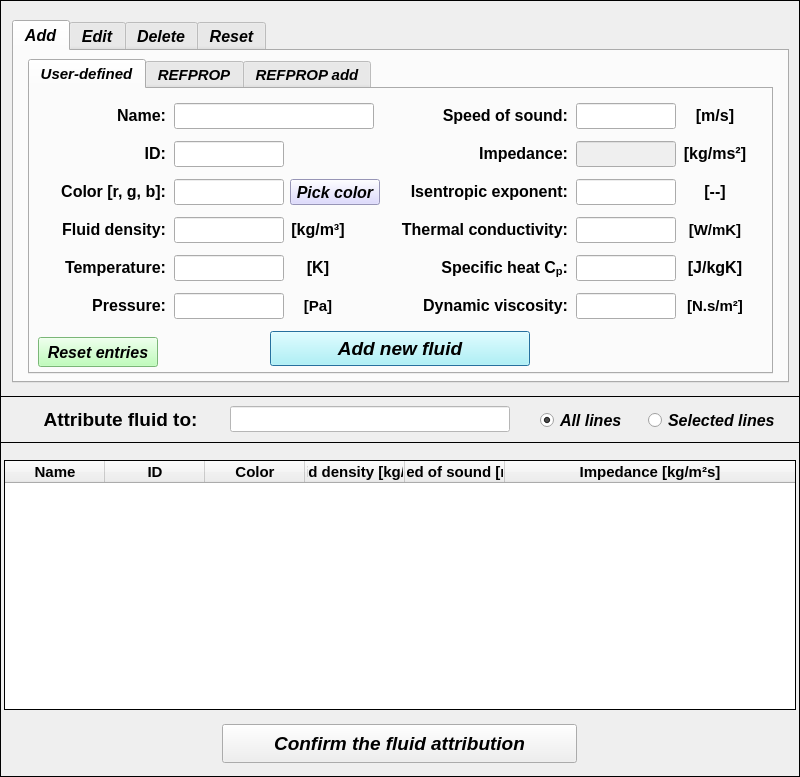
The window that data/user_input/ui/Model/Setup/Acoustic/fluidlnput.ui (open-pulse/OpenPulse) describes before a commit, drawn with Qt 5.
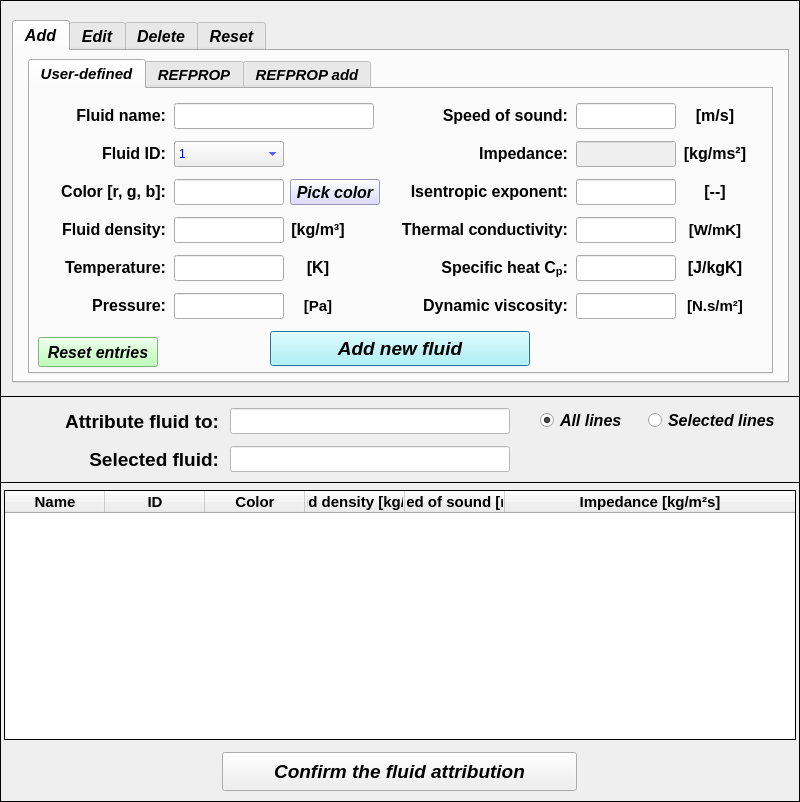
The same window after the commit. Icons and pictures are not drawn.

Commit message: Compressor/Fluid interfaces coupling - ongoing

```diff
--- a/data/user_input/ui/Model/Setup/Acoustic/fluidlnput.ui
+++ b/data/user_input/ui/Model/Setup/Acoustic/fluidlnput.ui
@@ -10,7 +10,7 @@
     <x>0</x>
     <y>0</y>
     <width>800</width>
-    <height>777</height>
+    <height>802</height>
    </rect>
   </property>
   <property name="sizePolicy">
@@ -28,7 +28,7 @@
   <property name="maximumSize">
    <size>
     <width>800</width>
-    <height>777</height>
+    <height>900</height>
    </size>
   </property>
   <property name="contextMenuPolicy">
@@ -692,7 +692,7 @@
          </size>
         </property>
         <property name="text">
-         <string>&lt;html&gt;&lt;head/&gt;&lt;body&gt;&lt;p align=&quot;right&quot;&gt;&lt;span style=&quot; font-size:12pt; font-style:normal;&quot;&gt;Name:&lt;/span&gt;&lt;/p&gt;&lt;/body&gt;&lt;/html&gt;</string>
+         <string>&lt;html&gt;&lt;head/&gt;&lt;body&gt;&lt;p align=&quot;right&quot;&gt;&lt;span style=&quot; font-size:12pt; font-style:normal;&quot;&gt;Fluid name:&lt;/span&gt;&lt;/p&gt;&lt;/body&gt;&lt;/html&gt;</string>
         </property>
         <property name="alignment">
          <set>Qt::AlignCenter</set>
@@ -878,7 +878,7 @@
          </size>
         </property>
         <property name="text">
-         <string>&lt;html&gt;&lt;head/&gt;&lt;body&gt;&lt;p align=&quot;right&quot;&gt;&lt;span style=&quot; font-size:12pt; font-style:normal;&quot;&gt;ID:&lt;/span&gt;&lt;/p&gt;&lt;/body&gt;&lt;/html&gt;</string>
+         <string>&lt;html&gt;&lt;head/&gt;&lt;body&gt;&lt;p align=&quot;right&quot;&gt;&lt;span style=&quot; font-size:12pt; font-style:normal;&quot;&gt;Fluid ID:&lt;/span&gt;&lt;/p&gt;&lt;/body&gt;&lt;/html&gt;</string>
         </property>
         <property name="alignment">
          <set>Qt::AlignCenter</set>
@@ -1302,6 +1302,50 @@
          <string>&lt;html&gt;&lt;head/&gt;&lt;body&gt;&lt;p align=&quot;center&quot;&gt;&lt;span style=&quot; font-style:normal;&quot;&gt;[Pa]&lt;/span&gt;&lt;/p&gt;&lt;/body&gt;&lt;/html&gt;</string>
         </property>
        </widget>
+       <widget class="QComboBox" name="comboBox_fluid_id">
+        <property name="geometry">
+         <rect>
+          <x>144</x>
+          <y>52</y>
+          <width>110</width>
+          <height>26</height>
+         </rect>
+        </property>
+        <property name="whatsThis">
+         <string>&lt;html&gt;&lt;head/&gt;&lt;body&gt;&lt;p align=&quot;center&quot;&gt;&lt;br/&gt;&lt;/p&gt;&lt;/body&gt;&lt;/html&gt;</string>
+        </property>
+        <property name="styleSheet">
+         <string notr="true">color: rgb(0, 0, 255);</string>
+        </property>
+        <property name="maxVisibleItems">
+         <number>100</number>
+        </property>
+        <item>
+         <property name="text">
+          <string>1</string>
+         </property>
+        </item>
+        <item>
+         <property name="text">
+          <string>2</string>
+         </property>
+        </item>
+        <item>
+         <property name="text">
+          <string>3</string>
+         </property>
+        </item>
+        <item>
+         <property name="text">
+          <string>4</string>
+         </property>
+        </item>
+        <item>
+         <property name="text">
+          <string>5</string>
+         </property>
+        </item>
+       </widget>
       </widget>
       <widget class="QWidget" name="tab_refprop_button">
        <attribute name="title">
@@ -4947,19 +4991,19 @@
      <x>0</x>
      <y>396</y>
      <width>800</width>
-     <height>381</height>
+     <height>406</height>
     </rect>
    </property>
    <property name="minimumSize">
     <size>
      <width>800</width>
-     <height>381</height>
+     <height>406</height>
     </size>
    </property>
    <property name="maximumSize">
     <size>
      <width>800</width>
-     <height>381</height>
+     <height>406</height>
     </size>
    </property>
    <property name="frameShape">
@@ -4978,7 +5022,7 @@
     <property name="geometry">
      <rect>
       <x>4</x>
-      <y>64</y>
+      <y>94</y>
       <width>792</width>
       <height>250</height>
      </rect>
@@ -5201,7 +5245,7 @@
     <property name="geometry">
      <rect>
       <x>222</x>
-      <y>328</y>
+      <y>356</y>
       <width>355</width>
       <height>39</height>
      </rect>
@@ -5238,19 +5282,19 @@
       <x>0</x>
       <y>0</y>
       <width>800</width>
-      <height>47</height>
+      <height>87</height>
      </rect>
     </property>
     <property name="minimumSize">
      <size>
       <width>800</width>
-      <height>0</height>
+      <height>87</height>
      </size>
     </property>
     <property name="maximumSize">
      <size>
       <width>800</width>
-      <height>16777215</height>
+      <height>87</height>
      </size>
     </property>
     <property name="frameShape">
@@ -5330,7 +5374,7 @@
      <property name="geometry">
       <rect>
        <x>22</x>
-       <y>10</y>
+       <y>12</y>
        <width>197</width>
        <height>28</height>
       </rect>
@@ -5344,13 +5388,13 @@
       </font>
      </property>
      <property name="text">
-      <string>&lt;html&gt;&lt;head/&gt;&lt;body&gt;&lt;p align=&quot;center&quot;&gt;Attribute fluid to:&lt;/p&gt;&lt;/body&gt;&lt;/html&gt;</string>
+      <string>&lt;html&gt;&lt;head/&gt;&lt;body&gt;&lt;p align=&quot;right&quot;&gt;Attribute fluid to:&lt;/p&gt;&lt;/body&gt;&lt;/html&gt;</string>
      </property>
      <property name="textFormat">
       <enum>Qt::AutoText</enum>
      </property>
      <property name="alignment">
-      <set>Qt::AlignCenter</set>
+      <set>Qt::AlignRight|Qt::AlignTrailing|Qt::AlignVCenter</set>
      </property>
     </widget>
     <widget class="QLineEdit" name="lineEdit_selected_ID">
@@ -5360,7 +5404,7 @@
      <property name="geometry">
       <rect>
        <x>230</x>
-       <y>10</y>
+       <y>12</y>
        <width>280</width>
        <height>26</height>
       </rect>
@@ -5400,6 +5444,80 @@
       <set>Qt::AlignCenter</set>
      </property>
     </widget>
+    <widget class="QLineEdit" name="lineEdit_selected_fluid_name">
+     <property name="enabled">
+      <bool>false</bool>
+     </property>
+     <property name="geometry">
+      <rect>
+       <x>230</x>
+       <y>50</y>
+       <width>280</width>
+       <height>26</height>
+      </rect>
+     </property>
+     <property name="minimumSize">
+      <size>
+       <width>280</width>
+       <height>26</height>
+      </size>
+     </property>
+     <property name="maximumSize">
+      <size>
+       <width>280</width>
+       <height>26</height>
+      </size>
+     </property>
+     <property name="font">
+      <font>
+       <family>Arial</family>
+       <pointsize>11</pointsize>
+       <weight>75</weight>
+       <italic>true</italic>
+       <bold>true</bold>
+      </font>
+     </property>
+     <property name="focusPolicy">
+      <enum>Qt::ClickFocus</enum>
+     </property>
+     <property name="styleSheet">
+      <string notr="true">background-color: rgb(255, 255, 255);
+color: rgb(0, 0, 255);</string>
+     </property>
+     <property name="text">
+      <string/>
+     </property>
+     <property name="alignment">
+      <set>Qt::AlignCenter</set>
+     </property>
+    </widget>
+    <widget class="QLabel" name="label_3">
+     <property name="geometry">
+      <rect>
+       <x>22</x>
+       <y>50</y>
+       <width>197</width>
+       <height>28</height>
+      </rect>
+     </property>
+     <property name="font">
+      <font>
+       <family>Arial</family>
+       <pointsize>14</pointsize>
+       <weight>75</weight>
+       <bold>true</bold>
+      </font>
+     </property>
+     <property name="text">
+      <string>&lt;html&gt;&lt;head/&gt;&lt;body&gt;&lt;p align=&quot;right&quot;&gt;Selected fluid:&lt;/p&gt;&lt;/body&gt;&lt;/html&gt;</string>
+     </property>
+     <property name="textFormat">
+      <enum>Qt::AutoText</enum>
+     </property>
+     <property name="alignment">
+      <set>Qt::AlignRight|Qt::AlignTrailing|Qt::AlignVCenter</set>
+     </property>
+    </widget>
    </widget>
   </widget>
   <zorder>frame_2</zorder>
```
Left out of the diff: 56 changed lines with no effect on the pictures. The commit also changes 11 other files.
